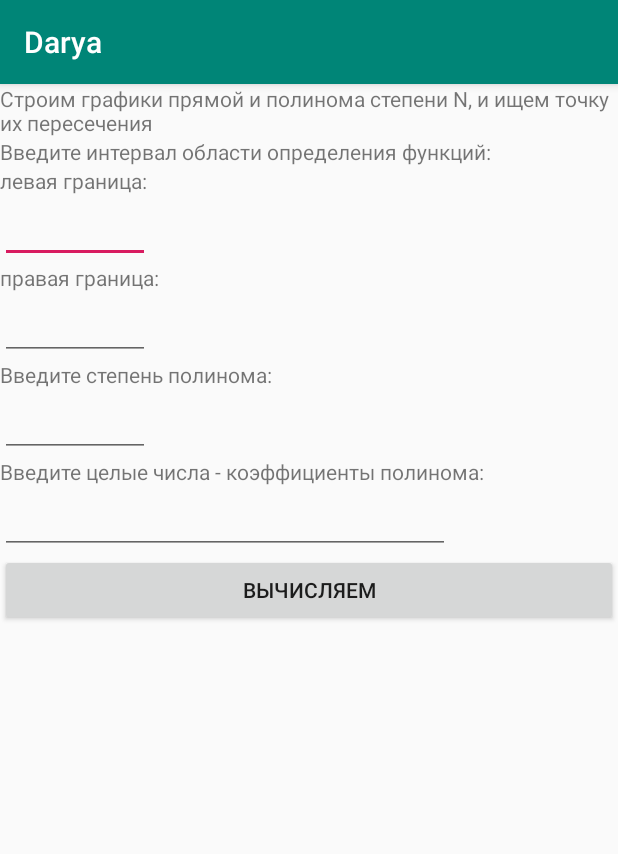
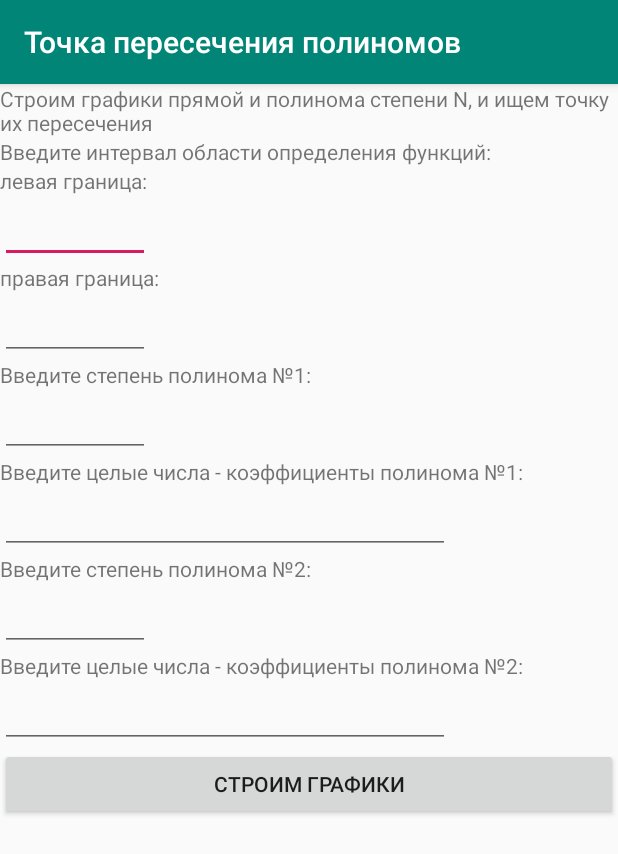
Before and after one commit to shik34/Startzeva_Darya, an Android app: the screen it shows after launch (MainActivity2), on a phone screen of 412 x 824 dp. Shown: the top 854 px of the screen. Run offline under Robolectric (Android 15) with nearby library versions, the phone set to English and light mode, and no system bars.

Commit message:
16june_12:39

```diff
--- a/app/src/main/AndroidManifest.xml
+++ b/app/src/main/AndroidManifest.xml
@@ -5,7 +5,7 @@
     <application
         android:allowBackup="true"
         android:icon="@mipmap/ic_launcher"
-        android:label="@string/app_name"
+        android:label="Точка пересечения полиномов"
         android:roundIcon="@mipmap/ic_launcher_round"
         android:supportsRtl="true"
         android:theme="@style/AppTheme">
--- a/app/src/main/java/com/broooapps/curvegraphview/MainActivity2.java
+++ b/app/src/main/java/com/broooapps/curvegraphview/MainActivity2.java
@@ -8,22 +8,26 @@ import android.view.View;
 import android.widget.EditText;
 
 public class MainActivity2 extends AppCompatActivity {
-    EditText l,r,n,a;
+    EditText l, r, n1, n2, a1, a2;
     @Override
     protected void onCreate(Bundle savedInstanceState) {
         super.onCreate(savedInstanceState);
         setContentView(R.layout.activity_main2);
         l=(EditText)findViewById(R.id.textL);
         r=(EditText)findViewById(R.id.textR);
-        n=(EditText)findViewById(R.id.textN);
-        a=(EditText)findViewById(R.id.textA);
+        n1 =(EditText)findViewById(R.id.textN1);
+        a1 =(EditText)findViewById(R.id.textA1);
+        n2 =(EditText)findViewById(R.id.textN2);
+        a2 =(EditText)findViewById(R.id.textA2);
     }
     public void onClick(View view) {
         Intent intent = new Intent(this, MainActivity.class);
         intent.putExtra("L", l.getText().toString());
         intent.putExtra("R", r.getText().toString());
-        intent.putExtra("N", n.getText().toString());
-        intent.putExtra("A", a.getText().toString());
+        intent.putExtra("N1", n1.getText().toString());
+        intent.putExtra("A1", a1.getText().toString());
+        intent.putExtra("N2", n2.getText().toString());
+        intent.putExtra("A2", a2.getText().toString());
         startActivity(intent);
     }
 }
--- a/app/src/main/res/layout/activity_main2.xml
+++ b/app/src/main/res/layout/activity_main2.xml
@@ -31,6 +31,7 @@
         android:layout_width="100dp"
         android:layout_height="wrap_content"
         android:ems="10"
+        android:text=""
         android:inputType="textPersonName"
         />
 
@@ -38,43 +39,66 @@
         android:id="@+id/textView5"
         android:layout_width="wrap_content"
         android:layout_height="wrap_content"
-
         android:text="правая граница:" />
-
     <EditText
         android:id="@+id/textR"
         android:layout_width="100dp"
         android:layout_height="wrap_content"
         android:ems="10"
+        android:text=""
         android:inputType="textPersonName"
         />
+
 
     <TextView
         android:id="@+id/textView7"
         android:layout_width="wrap_content"
         android:layout_height="wrap_content"
-
-        android:text="Введите степень полинома:" />
-
+        android:text="Введите степень полинома №1:" />
     <EditText
-        android:id="@+id/textN"
+        android:id="@+id/textN1"
         android:layout_width="100dp"
         android:layout_height="wrap_content"
         android:ems="10"
+        android:text=""
         android:inputType="textPersonName"/>
-
     <TextView
         android:id="@+id/textView9"
         android:layout_width="wrap_content"
         android:layout_height="wrap_content"
-
-        android:text="Введите целые числа - коэффициенты полинома:" />
-
+        android:text="Введите целые числа - коэффициенты полинома №1:" />
     <EditText
-        android:id="@+id/textA"
+        android:id="@+id/textA1"
         android:layout_width="300dp"
         android:layout_height="wrap_content"
         android:ems="10"
+        android:text=""
+        android:inputType="textPersonName"/>
+
+
+    <TextView
+        android:id="@+id/textView10"
+        android:layout_width="wrap_content"
+        android:layout_height="wrap_content"
+        android:text="Введите степень полинома №2:" />
+    <EditText
+        android:id="@+id/textN2"
+        android:layout_width="100dp"
+        android:layout_height="wrap_content"
+        android:ems="10"
+        android:text=""
+        android:inputType="textPersonName"/>
+    <TextView
+        android:id="@+id/textView11"
+        android:layout_width="wrap_content"
+        android:layout_height="wrap_content"
+        android:text="Введите целые числа - коэффициенты полинома №2:" />
+    <EditText
+        android:id="@+id/textA2"
+        android:layout_width="300dp"
+        android:layout_height="wrap_content"
+        android:ems="10"
+        android:text=""
         android:inputType="textPersonName"/>
 
     <Button
@@ -82,6 +106,6 @@
         android:layout_width="match_parent"
         android:layout_height="wrap_content"
         android:onClick="onClick"
-        android:text="Вычисляем" />
+        android:text="Строим графики" />
 
 </LinearLayout>
```
Also changed, not shown: app/src/main/java/com/broooapps/curvegraphview/MainActivity.java (+63 -22 lines).
